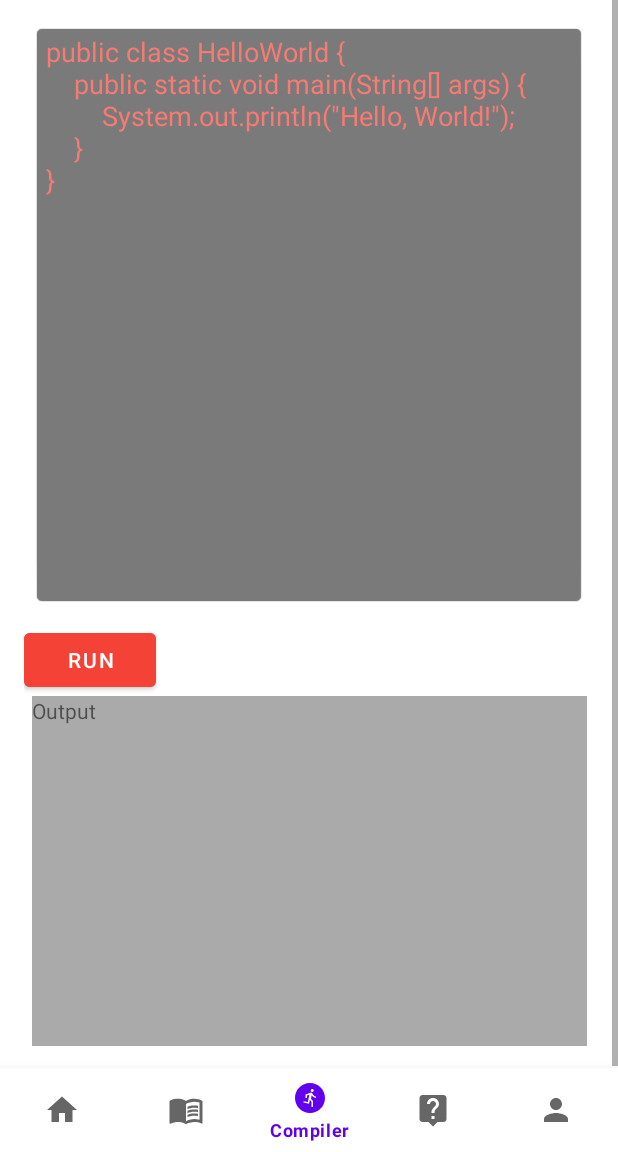
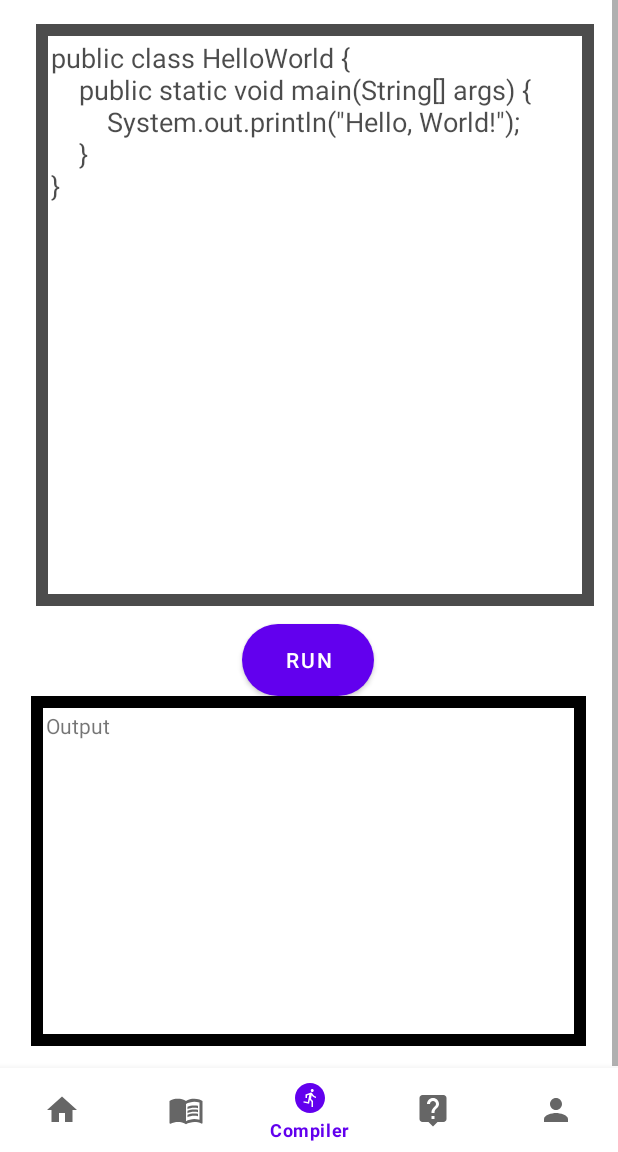
Before and after one commit to mh21adq/NextGen_Coders, an Android app: the CompilerFragment screen opened through its navigation route, item 3 of the bottom bar chosen, on a phone screen of 412 x 824 dp, the part 84-1236 px from its top. Run offline under Robolectric (Android 15) with nearby library versions, the phone set to English and light mode, and no system bars; our stand-ins replace navigation-ui.

Commit message:
Compiler fragment design updated

```diff
--- a/app/src/main/java/com/example/next/ui/compiler/CompilerFragment.java
+++ b/app/src/main/java/com/example/next/ui/compiler/CompilerFragment.java
@@ -1,6 +1,9 @@
 package com.example.next.ui.compiler;
 
 import android.os.Bundle;
+import android.text.Editable;
+import android.text.TextWatcher;
+import android.view.KeyEvent;
 import android.view.LayoutInflater;
 import android.view.View;
 import android.view.ViewGroup;
@@ -28,10 +31,11 @@ public class CompilerFragment extends Fragment {
 
     private EditText codeEditor;
     private TextView outputTextView;
+    private TextView lineNumbers; // TextView for line numbers
     private Button runButton;
     private static final String JDOODLE_API_URL = "https://api.jdoodle.com/v1/execute";
-    private static final String JDOODLE_CLIENT_ID = "8ee54aa27918202568f37c483205e0e5";  // Use your actual JDoodle client ID
-    private static final String JDOODLE_CLIENT_SECRET = "7242340bdda9b18b1ed0993d48e7b1eb62cd70f2e5c40b6f031a3efa369b4dec";  // Use your actual JDoodle client secret
+    private static final String JDOODLE_CLIENT_ID = "8ee54aa27918202568f37c483205e0e5";
+    private static final String JDOODLE_CLIENT_SECRET = "7242340bdda9b18b1ed0993d48e7b1eb62cd70f2e5c40b6f031a3efa369b4dec";
 
     @Nullable
     @Override
@@ -40,25 +44,99 @@ public class CompilerFragment extends Fragment {
 
         codeEditor = root.findViewById(R.id.codeEditor);
         outputTextView = root.findViewById(R.id.outputTextView);
+        lineNumbers = root.findViewById(R.id.lineNumbers); // Initialize the line numbers TextView
         runButton = root.findViewById(R.id.runButton);
 
-        // Initialize the code editor with a default "Hello World" Java program
-        String defaultHelloWorldCode = "public class HelloWorld {\n" +
-                "    public static void main(String[] args) {\n" +
-                "        System.out.println(\"Hello, World!\");\n" +
-                "    }\n" +
-                "}";
-        codeEditor.setText(defaultHelloWorldCode);
+        codeEditor.setText("public class HelloWorld {\n    public static void main(String[] args) {\n        System.out.println(\"Hello, World!\");\n    }\n}");
 
-        runButton.setOnClickListener(new View.OnClickListener() {
+        codeEditor.addTextChangedListener(new TextWatcher() {
             @Override
-            public void onClick(View view) {
-                String code = codeEditor.getText().toString();
-                executeCode(code);
+            public void beforeTextChanged(CharSequence s, int start, int count, int after) {
+            }
+
+            @Override
+            public void onTextChanged(CharSequence s, int start, int before, int count) {
+                handleBracketInsertion(s, start, count);
+            }
+
+            @Override
+            public void afterTextChanged(Editable s) {
+                updateLineNumbers();
             }
         });
 
+        codeEditor.setOnKeyListener(new View.OnKeyListener() {
+            @Override
+            public boolean onKey(View v, int keyCode, KeyEvent event) {
+                if (event.getAction() == KeyEvent.ACTION_DOWN && keyCode == KeyEvent.KEYCODE_ENTER) {
+                    handleEnterKeyPress();
+                    return true;
+                }
+                return false;
+            }
+        });
+
+        runButton.setOnClickListener(view -> executeCode(codeEditor.getText().toString()));
+
+        updateLineNumbers(); // Initial line numbers update
+
         return root;
+    }
+
+    private void handleBracketInsertion(CharSequence s, int start, int count) {
+        if (count == 1) {
+            char newChar = s.charAt(start);
+            char closingChar = getClosingChar(newChar);
+            if (closingChar != '\0') {
+                codeEditor.getText().insert(start + 1, String.valueOf(closingChar));
+                codeEditor.setSelection(start + 1);
+            }
+        }
+    }
+
+    private char getClosingChar(char openingChar) {
+        switch (openingChar) {
+            case '(': return ')';
+            case '{': return '}';
+            default: return '\0'; // No matching bracket
+        }
+    }
+
+    private void handleEnterKeyPress() {
+        int start = codeEditor.getSelectionStart();
+        int end = codeEditor.getSelectionEnd();
+        String text = codeEditor.getText().toString();
+
+        int line = codeEditor.getLayout().getLineForOffset(start);
+        int lineStart = codeEditor.getLayout().getLineStart(line);
+        int lineEnd = start - 1; // Adjust to get the end of the previous line
+
+        String lineContent = text.substring(lineStart, lineEnd);
+        String indentation = getIndentation(lineContent);
+
+        codeEditor.getText().replace(Math.min(start, end), Math.max(start, end),
+                "\n" + indentation, 0, indentation.length() + 1);
+    }
+
+    private String getIndentation(String lineContent) {
+        StringBuilder indent = new StringBuilder();
+        for (char c : lineContent.toCharArray()) {
+            if (c == ' ' || c == '\t') {
+                indent.append(c);
+            } else {
+                break;
+            }
+        }
+        return indent.toString();
+    }
+
+    private void updateLineNumbers() {
+        int linesCount = codeEditor.getLineCount();
+        StringBuilder lines = new StringBuilder();
+        for (int i = 1; i <= linesCount; i++) {
+            lines.append(i).append("\n");
+        }
+        lineNumbers.setText(lines.toString());
     }
 
     private void executeCode(String code) {
@@ -72,11 +150,7 @@ public class CompilerFragment extends Fragment {
         jsonObject.addProperty("versionIndex", "0");
 
         RequestBody requestBody = RequestBody.create(jsonObject.toString(), MediaType.parse("application/json"));
-
-        Request request = new Request.Builder()
-                .url(JDOODLE_API_URL)
-                .post(requestBody)
-                .build();
+        Request request = new Request.Builder().url(JDOODLE_API_URL).post(requestBody).build();
 
         client.newCall(request).enqueue(new Callback() {
             @Override
@@ -91,7 +165,6 @@ public class CompilerFragment extends Fragment {
                     String responseData = response.body().string();
                     JsonObject responseJson = JsonParser.parseString(responseData).getAsJsonObject();
                     final String output = responseJson.get("output").getAsString();
-
                     getActivity().runOnUiThread(() -> outputTextView.setText(output));
                 } else {
                     getActivity().runOnUiThread(() -> outputTextView.setText("Error occurred while trying to compile the code."));
--- /dev/null
+++ b/app/src/main/res/drawable/edit_text_black_border.xml
@@ -0,0 +1,15 @@
+<?xml version="1.0" encoding="utf-8"?>
+<layer-list xmlns:android="http://schemas.android.com/apk/res/android">
+    <!-- Black border definition -->
+    <item>
+        <shape android:shape="rectangle">
+            <solid android:color="@android:color/black" />
+        </shape>
+    </item>
+    <!-- Main content area with margin (acting as border) -->
+    <item android:left="8dp" android:top="8dp" android:right="8dp" android:bottom="8dp">
+        <shape android:shape="rectangle">
+            <solid android:color="@color/white" /> <!-- Adjust this color if needed -->
+        </shape>
+    </item>
+</layer-list>
--- a/app/src/main/res/drawable/rounded_rectangle.xml
+++ b/app/src/main/res/drawable/rounded_rectangle.xml
@@ -2,5 +2,5 @@
 <shape xmlns:android="http://schemas.android.com/apk/res/android"
     android:shape="rectangle">
     <corners android:radius="8dp"/>
-    <solid android:color="#FF0000"/>
+    <solid android:color="@color/blue_200"/>
 </shape>
--- a/app/src/main/res/layout/fragment_compiler.xml
+++ b/app/src/main/res/layout/fragment_compiler.xml
@@ -11,27 +11,49 @@
         android:layout_height="wrap_content"
         android:padding="16dp">
 
+        <!-- Line Numbers Frame -->
+        <TextView
+            android:id="@+id/lineNumbers"
+            android:layout_width="wrap_content"
+            android:layout_height="388dp"
+            android:textSize="12sp"
+            android:paddingTop="15dp"
+            android:paddingBottom="15dp"
+            android:textColor="@color/red_500"
+            android:background="@color/white"
+            app:layout_constraintStart_toStartOf="parent"
+            app:layout_constraintTop_toTopOf="parent"
+            android:layout_marginEnd="0dp"
+            app:layout_constraintBottom_toBottomOf="@id/codeEditor"/>
+
         <!-- Code Editor Frame -->
         <EditText
             android:id="@+id/codeEditor"
             style="@style/Widget.AppCompat.EditText"
-            android:layout_width="369dp"
+            android:layout_width="0dp"
             android:layout_height="388dp"
+            android:layout_marginStart="8dp"
+
             android:alpha="0.7"
-            android:background="@android:drawable/editbox_background"
-            android:backgroundTint="@color/cardview_dark_background"
+            android:background="@drawable/edit_text_black_border"
+
+            android:backgroundTint="@null"
+
             android:gravity="start|top"
             android:hint="write your code here"
-            android:lineBreakWordStyle="phrase"
             android:inputType="textMultiLine|textNoSuggestions"
             android:scrollbars="vertical"
             android:selectAllOnFocus="true"
             android:singleLine="false"
-            android:textColor="@color/red_500"
+            android:textColor="@color/black"
             android:textColorHint="@color/white"
+            app:layout_constraintStart_toEndOf="@id/lineNumbers"
             app:layout_constraintEnd_toEndOf="parent"
-            app:layout_constraintStart_toStartOf="parent"
-            app:layout_constraintTop_toTopOf="parent" />
+            app:layout_constraintTop_toTopOf="parent"
+            android:paddingStart="10dp"
+        android:paddingTop="10dp"
+        android:paddingEnd="10dp"
+        android:paddingBottom="10dp"/>
 
         <!-- Run Button -->
 
@@ -42,12 +64,12 @@
             android:layout_width="wrap_content"
             android:layout_height="wrap_content"
             android:layout_marginTop="12dp"
-            android:backgroundTint="@color/red_500"
-            android:shadowRadius="@integer/google_play_services_version"
+            android:background="@drawable/rounded_background"
+            android:backgroundTint="@color/blue_200"
             android:text="Run"
-            android:textColorHint="@color/red_500"
+            android:textColorHint="@color/blue_200"
             app:layout_constraintEnd_toEndOf="parent"
-            app:layout_constraintHorizontal_bias="0.0"
+            app:layout_constraintHorizontal_bias="0.498"
             app:layout_constraintStart_toStartOf="parent"
             app:layout_constraintTop_toBottomOf="@id/codeEditor" />
 
@@ -55,16 +77,20 @@
             android:id="@+id/outputTextView"
             android:layout_width="370dp"
             android:layout_height="233dp"
-            android:background="@android:color/darker_gray"
+            android:background="@drawable/edit_text_black_border"
             android:gravity="start|top"
             android:scrollbars="vertical"
             android:text="Output"
             app:layout_constraintBottom_toBottomOf="parent"
             app:layout_constraintEnd_toEndOf="parent"
-            app:layout_constraintHorizontal_bias="0.555"
+            app:layout_constraintHorizontal_bias="0.444"
             app:layout_constraintStart_toStartOf="parent"
             app:layout_constraintTop_toBottomOf="@id/runButton"
-            app:layout_constraintVertical_bias="1.0" />
+            app:layout_constraintVertical_bias="1.0"
+            android:paddingStart="10dp"
+            android:paddingTop="10dp"
+            android:paddingEnd="10dp"
+            android:paddingBottom="10dp"/>
 
     </androidx.constraintlayout.widget.ConstraintLayout>
 </ScrollView>
```
